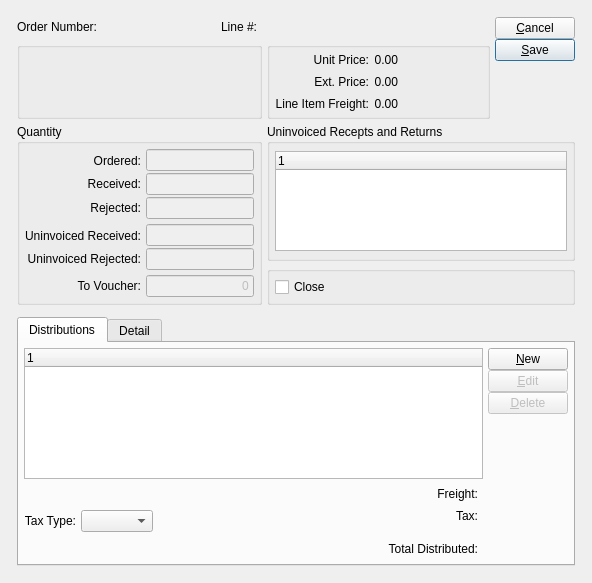
Old version of the form xtuple/trunk/guiclient/voucherItem.ui in the repository WooodHead/xtuple.
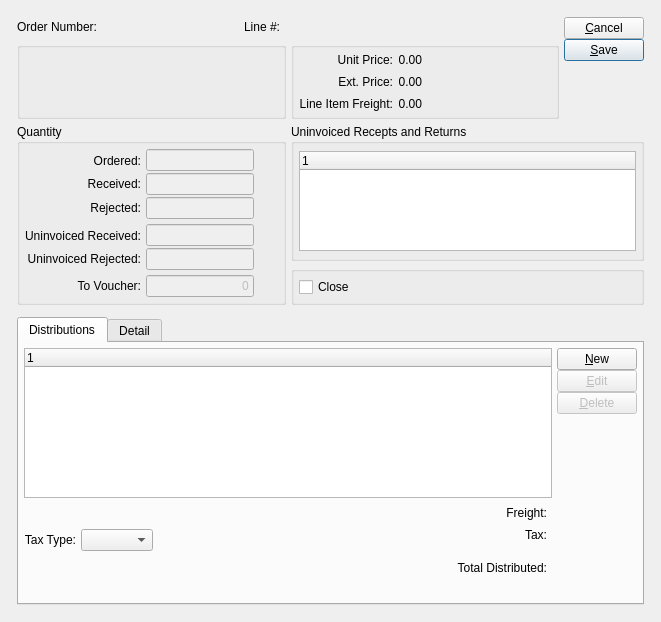
New version of the form. Custom widgets are drawn as their Qt base class.

The edit to the form file:
```diff
--- a/xtuple/trunk/guiclient/voucherItem.ui
+++ b/xtuple/trunk/guiclient/voucherItem.ui
@@ -13,8 +13,8 @@
    <rect>
     <x>0</x>
     <y>0</y>
-    <width>592</width>
-    <height>583</height>
+    <width>661</width>
+    <height>622</height>
    </rect>
   </property>
   <property name="windowTitle">
@@ -1085,6 +1085,11 @@
    <extends>QLabel</extends>
    <header>xurllabel.h</header>
   </customwidget>
+  <customwidget>
+   <class>XTextEdit</class>
+   <extends>QTextEdit</extends>
+   <header>xtextedit.h</header>
+  </customwidget>
  </customwidgets>
  <tabstops>
   <tabstop>_item</tabstop>
```
Left out of the diff: 5 changed lines with no effect on the pictures.
